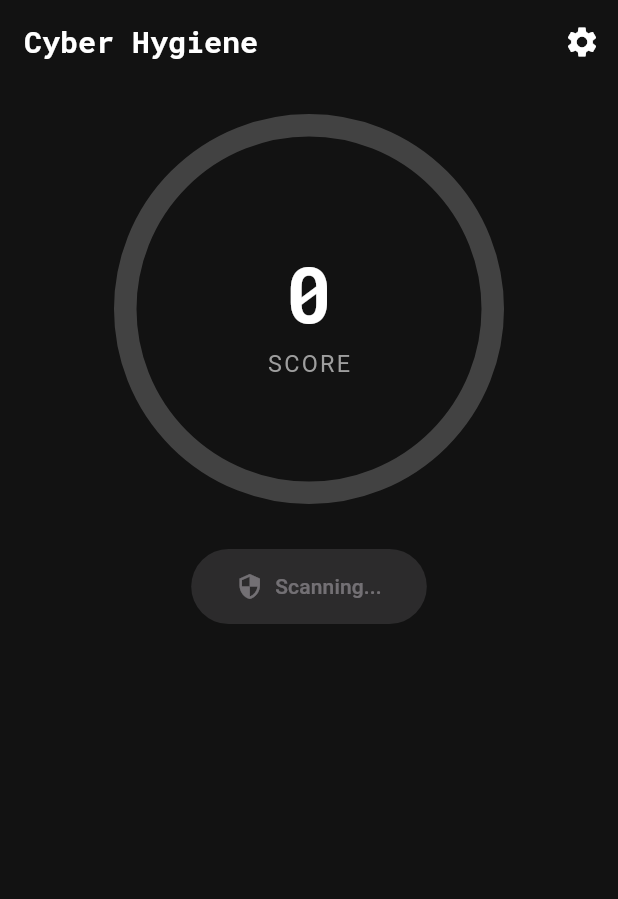
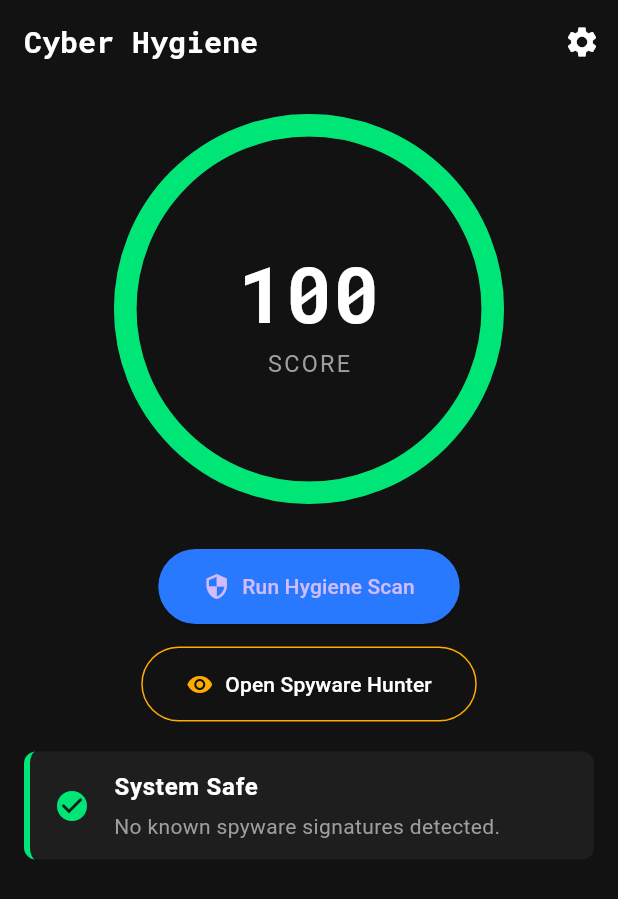
Before and after one commit to Maliseni1/Cyber-Hygiene, a Flutter app: the screen it shows after launch, after a tap on "Run Hygiene Scan", on a phone screen of 412 x 824 dp. Shown: the top 899 px of the screen. Run offline on Flutter 3.47's test engine with Material 3 defaults, Android fonts, the phone set to English and light mode, and no system bars; drawn by our look-alikes of percent_indicator; our stand-ins replace google_fonts, package_info_plus, shared_preferences; missing offline and left inert: device_apps; network calls fail.

Commit message:
Fix build errors, and app icon, implement functional Spyware Hunter

```diff
--- a/lib/screens/dashboard_screen.dart
+++ b/lib/screens/dashboard_screen.dart
@@ -4,6 +4,8 @@ import '../models/audit_result.dart';
 import '../utils/constants.dart';
 import '../widgets/score_circle.dart';
 import 'settings_screen.dart';
+// Ensure this import points to the file where you put the SpywareHunterScreen class
+import 'spyware_screen.dart';
 
 class DashboardScreen extends StatefulWidget {
   const DashboardScreen({super.key});
@@ -16,18 +18,65 @@ class _DashboardScreenState extends State<DashboardScreen> {
   final ScannerService _scanner = ScannerService();
   List<AuditResult> _results = [];
   bool _isLoading = false;
-  int _score = 0;
+  int _score = 100; // Default to 100 until scanned
 
   void _performScan() async {
     setState(() => _isLoading = true);
-    final results = await _scanner.runFullScan();
-    final score = _scanner.calculateScore(results);
 
-    setState(() => {
-      _results = results,
-      _score = score,
-      _isLoading = false
-    });
+    try {
+      // 1. Run the scan (Returns List<Application>)
+      final apps = await _scanner.runFullScan();
+
+      // 2. Calculate Score (Returns double, need to cast to int)
+      final double rawScore = _scanner.calculateScore(apps);
+
+      // 3. Convert "Apps" to "AuditResults" for the list view
+      List<AuditResult> scanResults = [];
+
+      // Check for suspicious apps and add them to the results list
+      bool foundIssues = false;
+      for (var app in apps) {
+        if (_scanner.isSuspicious(app)) {
+          foundIssues = true;
+          scanResults.add(AuditResult(
+            title: "Suspicious: ${app.appName}",
+            recommendation: "Uninstall ${app.packageName} immediately.",
+            isSafe: false,
+          ));
+        }
+      }
+
+      // If no issues found, add a "Safe" result
+      if (!foundIssues) {
+        scanResults.add(AuditResult(
+          title: "System Safe",
+          recommendation: "No known spyware signatures detected.",
+          isSafe: true,
+        ));
+      }
+
+      if (mounted) {
+        setState(() {
+          _results = scanResults;
+          _score = rawScore.toInt(); // Fix: Convert double to int
+          _isLoading = false;
+        });
+      }
+    } catch (e) {
+      print("Scan failed: $e");
+      if (mounted) {
+        setState(() {
+          _isLoading = false;
+          _results = [
+            AuditResult(
+              title: "Scan Error",
+              recommendation: "Could not complete scan. Check permissions.",
+              isSafe: false
+            )
+          ];
+        });
+      }
+    }
   }
 
   @override
@@ -55,6 +104,8 @@ class _DashboardScreenState extends State<DashboardScreen> {
             const SizedBox(height: 20),
             ScoreCircle(score: _score, radius: 130.0),
             const SizedBox(height: 30),
+
+            // 1. Main Security Scan Button
             ElevatedButton.icon(
               onPressed: _isLoading ? null : _performScan,
               icon: const Icon(Icons.security),
@@ -64,7 +115,31 @@ class _DashboardScreenState extends State<DashboardScreen> {
                 padding: const EdgeInsets.symmetric(horizontal: 30, vertical: 15),
               ),
             ),
+
+            const SizedBox(height: 15),
+
+            // 2. Spyware Hunter Button
+            OutlinedButton.icon(
+              onPressed: () {
+                Navigator.push(
+                  context,
+                  // FIX: Use the correct class name 'SpywareHunterScreen'
+                  // removing 'const' if the constructor causes issues,
+                  // but 'const' is fine if the class is defined with a const constructor.
+                  MaterialPageRoute(builder: (context) => const SpywareHunterScreen()),
+                );
+              },
+              icon: const Icon(Icons.remove_red_eye, color: AppConstants.kWarningColor),
+              label: const Text("Open Spyware Hunter", style: TextStyle(color: Colors.white)),
+              style: OutlinedButton.styleFrom(
+                side: const BorderSide(color: AppConstants.kWarningColor),
+                padding: const EdgeInsets.symmetric(horizontal: 30, vertical: 15),
+              ),
+            ),
+
             const SizedBox(height: 20),
+
+            // Results List
             Expanded(
               child: ListView.builder(
                 padding: const EdgeInsets.symmetric(horizontal: 16),
--- a/lib/services/scanner_service.dart
+++ b/lib/services/scanner_service.dart
@@ -1,41 +1,55 @@
-import 'dart:async';
-import 'package:flutter/services.dart';
-import '../models/audit_result.dart';
+import 'package:device_apps/device_apps.dart';
 
 class ScannerService {
-  // Matches the channel name in MainActivity.kt
-  static const platform = MethodChannel('com.Maliseni1.cyber_hygiene/scan');
-
-  Future<List<AuditResult>> runFullScan() async {
+  // 1. Fetch all installed apps
+  Future<List<Application>> getAllApps() async {
     try {
-      // Call the Native Kotlin code
-      final List<dynamic> resultList = await platform.invokeMethod('getSecurityStatus');
-
-      // Parse the JSON-like List<Map> coming from Kotlin
-      return resultList.map((item) {
-        final Map<dynamic, dynamic> map = item;
-        return AuditResult(
-          title: map['title'] ?? "Unknown Check",
-          isSafe: map['isSafe'] ?? false,
-          recommendation: map['recommendation'] ?? "No advice available.",
-        );
-      }).toList();
-
-    } on PlatformException catch (e) {
-      // Fallback if the native call fails
-      return [
-        AuditResult(
-          title: "Scan Error",
-          isSafe: false,
-          recommendation: "Could not access device settings: ${e.message}",
-        )
-      ];
+      return await DeviceApps.getInstalledApplications(
+        includeAppIcons: true,
+        includeSystemApps: false,
+        onlyAppsWithLaunchIntent: true,
+      );
+    } catch (e) {
+      print("Error fetching apps: $e");
+      return [];
     }
   }
 
-  int calculateScore(List<AuditResult> results) {
-    if (results.isEmpty) return 0;
-    int safeCount = results.where((r) => r.isSafe).length;
-    return ((safeCount / results.length) * 100).round();
+  // 2. Identify suspicious apps
+  bool isSuspicious(Application app) {
+    final suspiciousKeywords = ['spy', 'track', 'monitor', 'hack', 'logger'];
+    for (var keyword in suspiciousKeywords) {
+      if (app.packageName.toLowerCase().contains(keyword) ||
+          app.appName.toLowerCase().contains(keyword)) {
+        return true;
+      }
+    }
+    return false;
+  }
+
+  // --- NEW METHODS ADDED BELOW ---
+
+  // 3. Wrapper for 'runFullScan' (called by Dashboard)
+  Future<List<Application>> runFullScan() async {
+    // Just calls getAllApps(), but matches the name your Dashboard expects
+    return await getAllApps();
+  }
+
+  // 4. Calculate Score Logic (called by Dashboard)
+  double calculateScore(List<Application> apps) {
+    int suspiciousFound = 0;
+    for (var app in apps) {
+      if (isSuspicious(app)) {
+        suspiciousFound++;
+      }
+    }
+
+    double score = 100.0;
+    if (apps.isNotEmpty) {
+      // Deduct 10 points for every suspicious app found
+      score = 100.0 - (suspiciousFound * 10.0);
+      if (score < 0) score = 0;
+    }
+    return score;
   }
 }
--- a/pubspec.yaml
+++ b/pubspec.yaml
@@ -43,10 +43,13 @@ dependencies:
   shared_preferences: ^2.2.2
   # Firebase (Core only for now)
   firebase_core: ^3.0.0
+  http: ^1.2.0
+  url_launcher: ^6.2.5
 
   # The following adds the Cupertino Icons font to your application.
   # Use with the CupertinoIcons class for iOS style icons.
   cupertino_icons: ^1.0.8
+  device_apps: ^2.2.0
 
 dev_dependencies:
   flutter_test:
```
Also changed, not shown: lib/screens/settings_screen.dart (+86 -4 lines), lib/screens/spyware_screen.dart (added, +134 -0 lines), lib/services/update_service.dart (added, +80 -0 lines), pubspec.lock, 9 other files.
